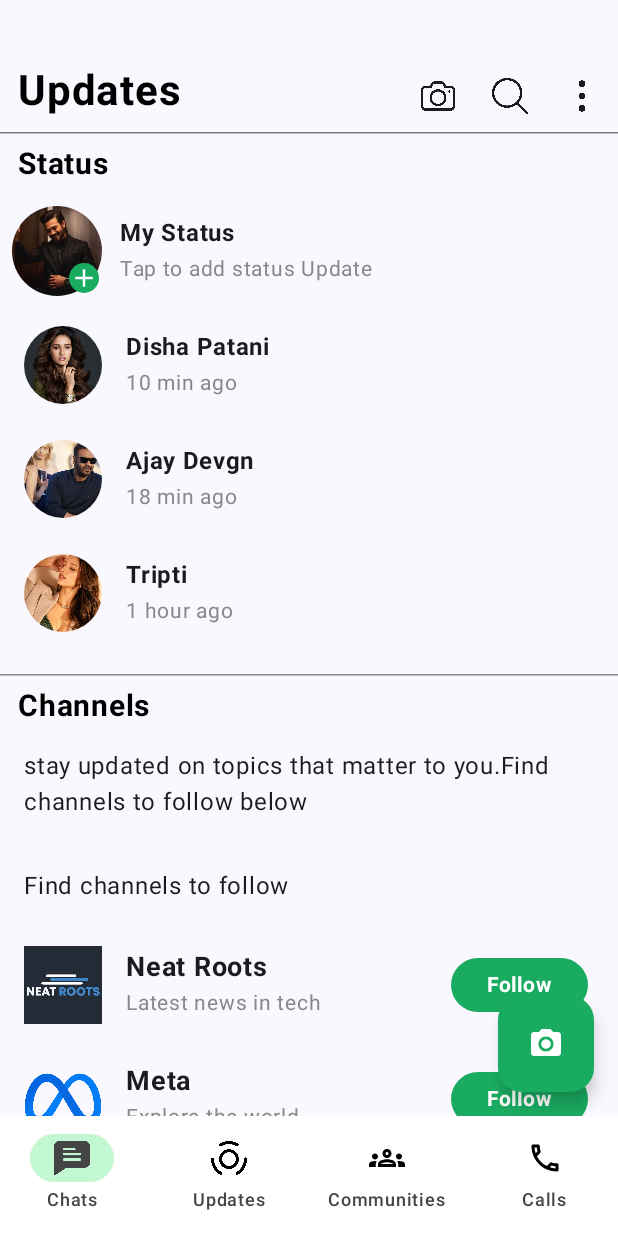
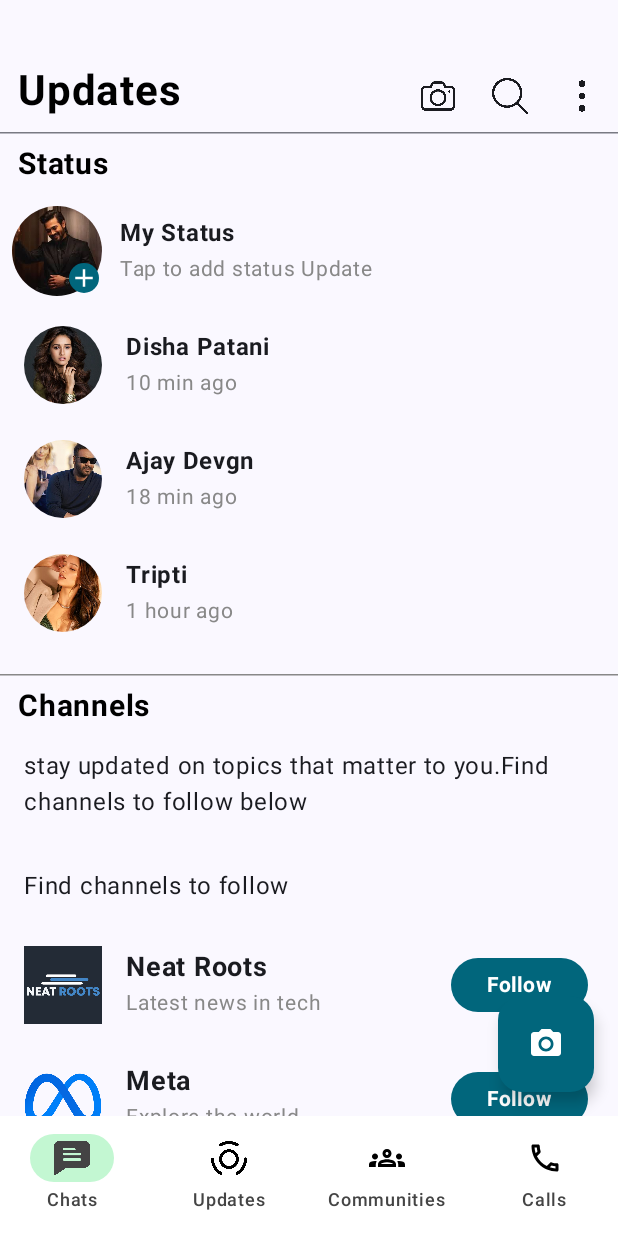
Before and after one commit to prashantshukla01/Talksy, an Android app built with Jetpack Compose: the HomeScreen screen opened through its navigation route, item 2 of the bottom bar chosen, on a phone screen of 412 x 824 dp. Run offline under Robolectric (Android 15) with nearby library versions, the phone set to English and light mode, and no system bars; our stand-ins replace Dagger/Hilt's generated code, Firebase (no records; nobody signed in at launch, a user with empty details on screens opened directly); 1 statement that could not run was skipped.

Commit message:
addchat fixed

```diff
--- a/app/src/main/java/com/insanoid/whatsapp/presentation/homescreen/HomeScreen.kt
+++ b/app/src/main/java/com/insanoid/whatsapp/presentation/homescreen/HomeScreen.kt
@@ -134,7 +134,7 @@ fun HomeScreen(navHostController: NavHostController, homeBaseViewModel: BaseView
 
                 } else {
                     Text(
-                        "Whatsapp",
+                        "Talksy",
                         fontSize = 28.sp,
                         color = colorResource(R.color.light_green),
                         modifier = Modifier
--- a/app/src/main/java/com/insanoid/whatsapp/presentation/userregistrationscreen/UserRegistrationScreen.kt
+++ b/app/src/main/java/com/insanoid/whatsapp/presentation/userregistrationscreen/UserRegistrationScreen.kt
@@ -90,10 +90,10 @@ fun UserRegistrationScreen( navHostController: NavHostController,phoneAuthViewMo
         Spacer(modifier = Modifier.padding(16.dp))
 
         Row {
-            Text(text = "Whatsapp will need to verify your number")
+            Text(text = "Whatsapp will need to verify")
             Spacer(modifier = Modifier.padding(4.dp))
 
-            Text(text = "whats", color = colorResource(R.color.dark_green))
+            Text(text = "what's", color = colorResource(R.color.dark_green))
         }
         Text(text = "your number?", color = colorResource(R.color.dark_green))
 
--- a/app/src/main/java/com/insanoid/whatsapp/presentation/welcomescreen/WelcomeScreen.kt
+++ b/app/src/main/java/com/insanoid/whatsapp/presentation/welcomescreen/WelcomeScreen.kt
@@ -39,10 +39,10 @@ fun WelcomeScreen(navHostController: NavHostController){
             contentDescription = null,
             modifier = Modifier.size(300.dp)
         )
-            Text(text = "Welcome to WhatsApp", fontSize = 24.sp, fontWeight = FontWeight.Bold)
+            Text(text = "Welcome to Talksy!", fontSize = 24.sp, fontWeight = FontWeight.Bold)
         Spacer(modifier = Modifier.height(24.dp))
         Row {
-            Text(text = "Read our", color= Color.Gray)
+            Text(text = "Read", color= Color.Gray)
             Spacer(modifier = Modifier.width(4.dp))
             Text(text = "Privacy Policy", color = colorResource(id=R.color.light_green))
             Spacer(modifier = Modifier.width(4.dp))
--- a/app/src/main/res/values/colors.xml
+++ b/app/src/main/res/values/colors.xml
@@ -6,8 +6,8 @@
     <color name="teal_200">#FF03DAC5</color>
     <color name="teal_700">#FF018786</color>
     <color name="black">#FF000000</color>
-    <color name="white">#FFFFFFFF</color>
-    <color name="light_green">#19ab60</color>
-    <color name="dark_green">#008169</color>
+    <color name="white">#b2eaff</color>
+    <color name="light_green">#01667c</color>
+    <color name="dark_green">#001f27</color>
     <color name="mint_green">#c3f7d2</color>
 </resources>
```
Also changed, not shown: app/src/main/java/com/insanoid/whatsapp/presentation/bottomnavigation/chat_box/chatlistmodel.kt (+4 -3 lines), app/src/main/java/com/insanoid/whatsapp/presentation/viewmodel/BaseViewModel.kt (+61 -55 lines).
